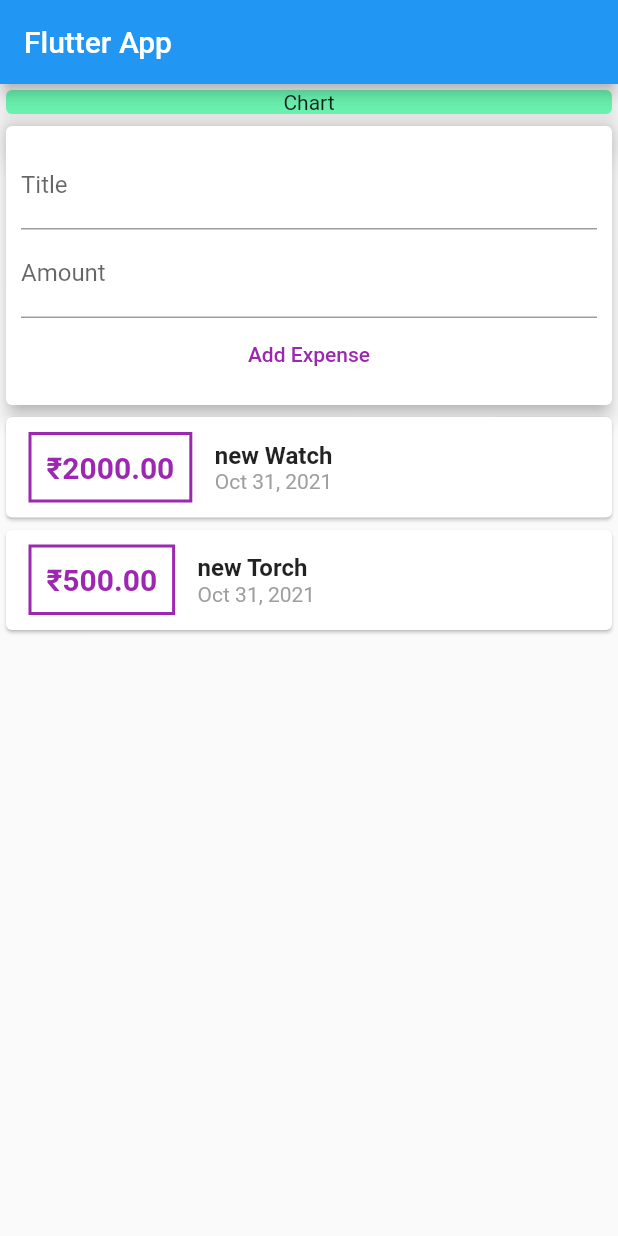
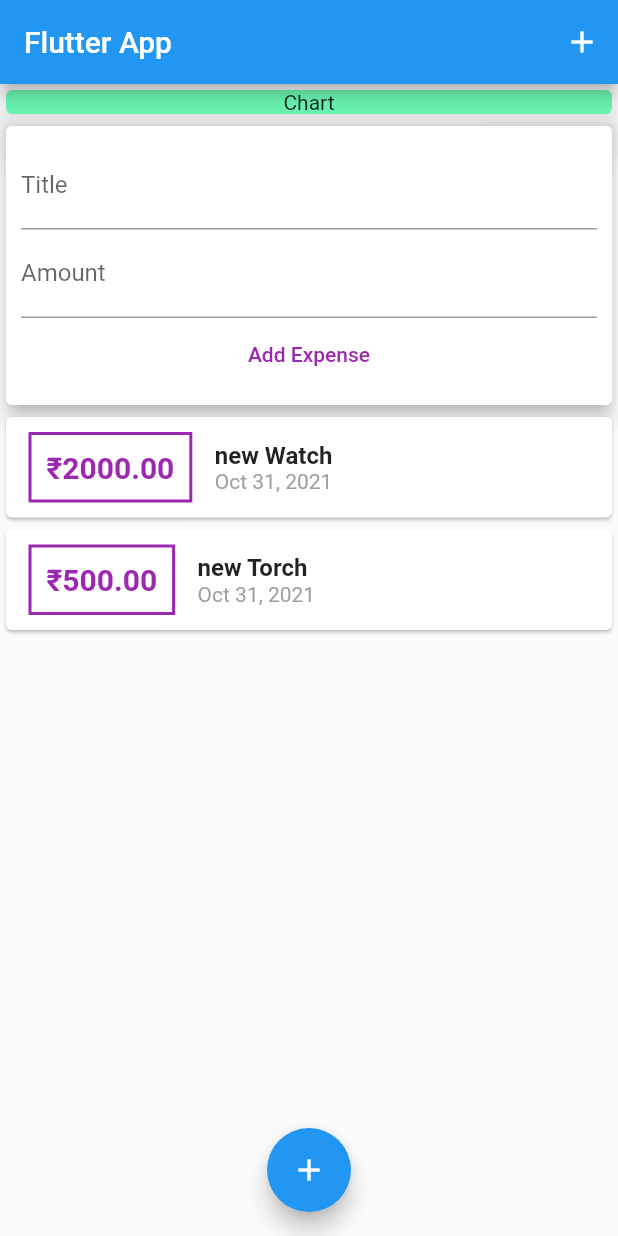
Before and after one commit to PrajilPradeep/Expensify, a Flutter app: the screen it shows after launch, on a phone screen of 412 x 824 dp. Run offline on Flutter 3.47's test engine with Material 2 defaults, Android fonts, the phone set to English and light mode, and no system bars.

Commit message:
Adding AppBar Buttons & Floating Action Buttons

```diff
--- a/lib/main.dart
+++ b/lib/main.dart
@@ -9,6 +9,7 @@ class MyApp extends StatelessWidget {
   @override
   Widget build(BuildContext context) {
     return MaterialApp(
+      debugShowCheckedModeBanner: false,
       title: 'Flutter App',
       home: MyHomePage(),
     );
@@ -23,8 +24,12 @@ class MyHomePage extends StatelessWidget {
     return Scaffold(
       appBar: AppBar(
         title: Text('Flutter App'),
+        actions: <Widget>[
+          IconButton(onPressed: () {}, icon: Icon(Icons.add)),
+        ],
       ),
-      body: Column(
+      body: SingleChildScrollView(
+        child: Column(
           children: [
             Container(
               width: double.infinity,
@@ -40,6 +45,12 @@ class MyHomePage extends StatelessWidget {
             UserTransactions(),
           ],
         ),
+      ),
+      floatingActionButtonLocation: FloatingActionButtonLocation.centerFloat,
+      floatingActionButton: FloatingActionButton(
+        child: Icon(Icons.add),
+        onPressed: () {},
+      ),
     );
   }
 }
```
Lines whose indentation alone changed are shown as unchanged.
